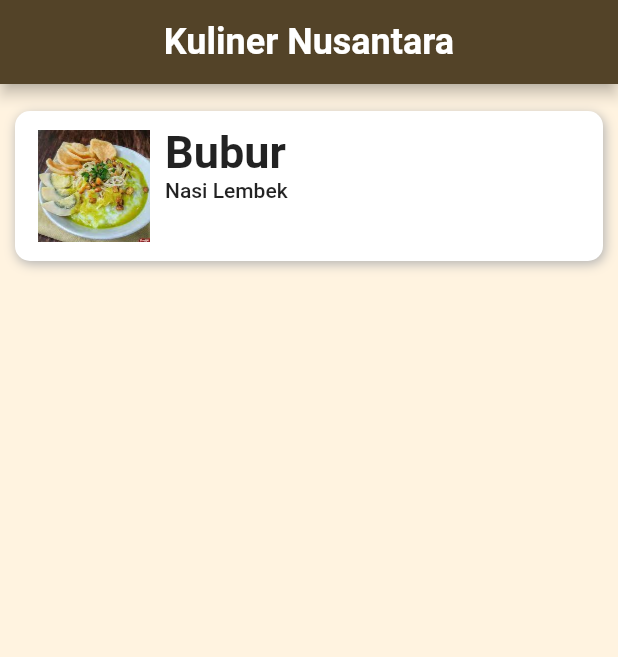
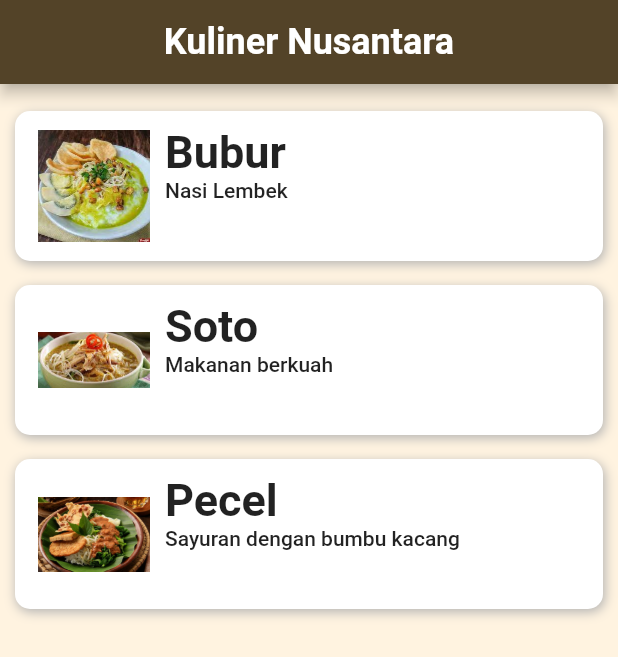
Before and after one commit to radityahakiim/flutter-listkuliner, a Flutter app: the screen it shows after launch, on a phone screen of 412 x 824 dp. Shown: the top 657 px of the screen. Run offline on Flutter 3.47's test engine with Material 2 defaults, Android fonts, the phone set to English and light mode, and no system bars.

Commit message:
Lanjut (2)

```diff
--- a/lib/makanan.dart
+++ b/lib/makanan.dart
@@ -24,12 +24,54 @@ class Makanan {
 List<Makanan> listMakanan = [
   Makanan(
       nama: 'Bubur',
-      deskripsi: "Nasi Lembek",
+      deskripsi: 'Nasi Lembek',
       gambar: 'assets/bubur.jpg',
       detail:
           'Bubur merupakan istilah umum untuk mengacu pada campuran bahan padat dan cair, dengan komposisi cairan yang lebih banyak daripada padatan dan keadaan bahan padatan yang tercerai-berai.',
+      waktubuka: '07.00-10.00',
+      harga: 'Rp 10.000',
+      gambarlain: [
+        'assets/bubur1.jpg',
+        'assets/bubur2.jpg',
+        'assets/bubur3.jpg',
+      ],
+      bahan: [
+        {'Daging': 'assets/bahan/daging.png'},
+        {'Cabai': 'assets/bahan/cabai.png'},
+        {'Bawang': 'assets/bahan/bawang.png'},
+        {'Jahe': 'assets/bahan/jahe.png'},
+        {'Santan': 'assets/bahan/santan.png'},
+      ],
+      kalori: '372 kkal'),
+  Makanan(
+      nama: 'Soto',
+      deskripsi: 'Makanan berkuah',
+      gambar: 'assets/soto.jpg',
+      detail:
+          'Soto (juga dikenal dengan beberapa nama lokal seperti, sroto, sauto, tauto, atau coto) adalah makanan khas Indonesia seperti sop yang terbuat dari kaldu daging dan sayuran.',
+      waktubuka: '09.00-12.00',
+      harga: 'Rp 6.000',
+      gambarlain: [
+        'assets/soto1.jpg',
+        'assets/soto2.jpg',
+        'assets/soto3.jpg',
+      ],
+      bahan: [
+        {'Ayam': 'assets/bahan/ayam.png'},
+        {'Cabai': 'assets/bahan/cabai.png'},
+        {'Bawang': 'assets/bahan/bawang.png'},
+        {'Saus Kacang': 'assets/bahan/kacang.png'},
+        {'Kecap': 'assets/bahan/kecap.png'},
+      ],
+      kalori: '400 kkal'),
+  Makanan(
+      nama: 'Pecel',
+      deskripsi: 'Sayuran dengan bumbu kacang',
+      gambar: 'assets/pecel.jpg',
+      detail:
+          'Makanan pecel adalah makanan yang menggunakan bumbu sambal kacang sebagai bahan utamanya yang dicampur dengan aneka jenis sayuran. Asal kata dan daerah pecel belum diketahui secara pasti, tetapi dalam bahasa Jawa, pecel dapat diartikan sebagai “tumbuk” atau dihancurkan dengan cara ditumbuk.',
       waktubuka: '08.00-16.00',
-      harga: 'Rp8.000',
+      harga: 'Rp 8.000',
       gambarlain: [
         'assets/pecel1.jpg',
         'assets/pecel2.jpg',
```
Also changed, not shown: lib/detail_page.dart (+54 -0 lines).
